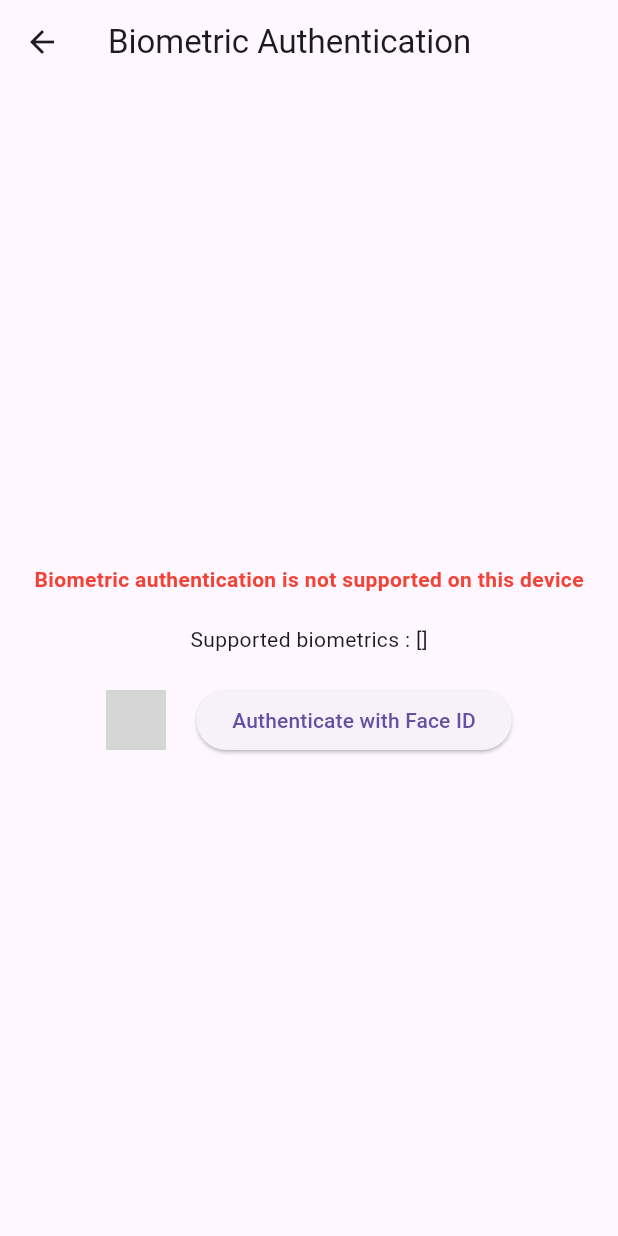
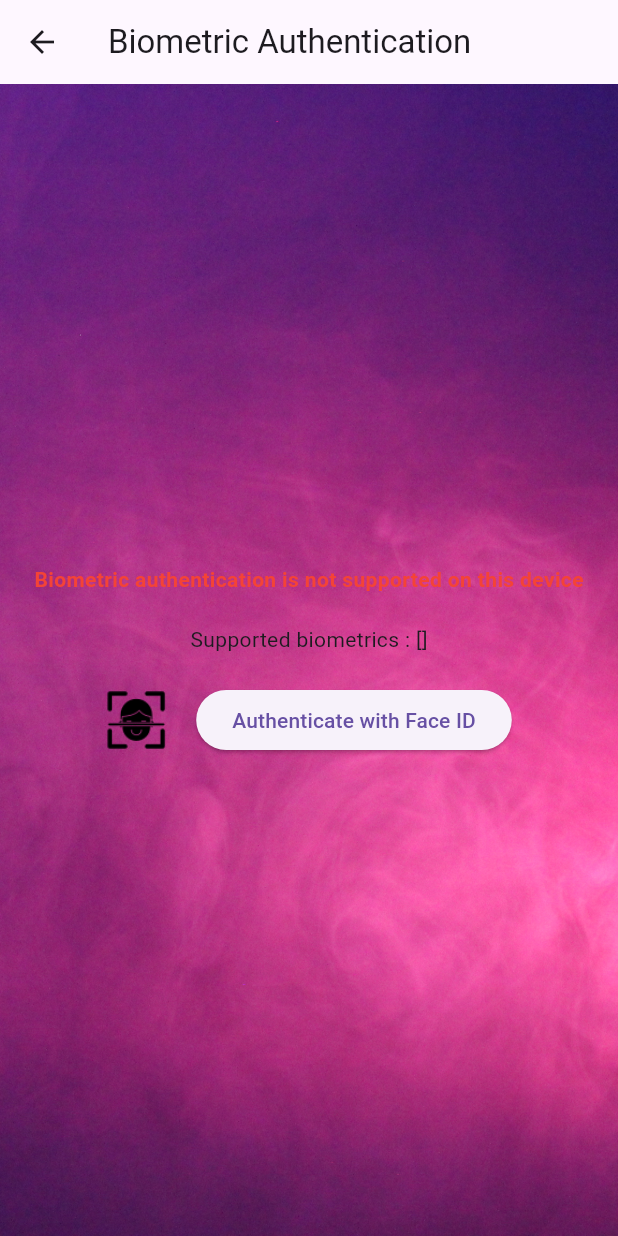
Before and after one commit to LuminaryEventsCalendarApp/CalendarApp, a Flutter app: the AuthScreen screen opened directly, after a tap on "Authenticate with Face ID", on a phone screen of 412 x 824 dp. Run offline on Flutter 3.47's test engine with Material 3 defaults, Android fonts, the phone set to English and light mode, and no system bars; our stand-ins replace firebase_auth, firebase_core, local_auth, table_calendar; accounts and stored records are empty; network calls fail; grey boxes are pictures that could not be loaded.

Commit message:
Fixes and first version of fingerprint
Next up gonna change fingerprint a little bit

```diff
--- a/calendarapp/lib/auth_Screen.dart
+++ b/calendarapp/lib/auth_Screen.dart
@@ -63,7 +63,7 @@ class _AuthScreenState extends State<AuthScreen> {
     try {
       final authenticated = await auth.authenticate(
           localizedReason: 'Authenticate with fingerprint or Face ID',
-          options: AuthenticationOptions(
+          options: const AuthenticationOptions(
             stickyAuth: true,
             biometricOnly: true,
           ));
@@ -73,8 +73,8 @@ class _AuthScreenState extends State<AuthScreen> {
       }
 
       if (authenticated) {
-        Navigator.push(
-            context, MaterialPageRoute(builder: ((context) => Calendar())));
+        Navigator.push(context,
+            MaterialPageRoute(builder: ((context) => const Calendar())));
       }
     } on PlatformException catch (e) {
       print(e);
@@ -84,10 +84,19 @@ class _AuthScreenState extends State<AuthScreen> {
 
   @override
   Widget build(BuildContext context) {
-    return Scaffold(
+    return Container(
+      decoration: const BoxDecoration(
+        image: DecorationImage(
+          image: AssetImage('assets/IMG_9742.JPG'), // Change to your image path
+          fit: BoxFit.cover,
+        ),
+      ),
+      child: Scaffold(
         appBar: AppBar(
           title: const Text('Biometric Authentication'),
         ),
+        backgroundColor:
+            Colors.transparent, // Make scaffold background transparent
         body: Center(
           child: Column(
             mainAxisAlignment: MainAxisAlignment.center,
@@ -105,7 +114,8 @@ class _AuthScreenState extends State<AuthScreen> {
                       : supportState == SupportState.unSupported
                           ? Colors.red
                           : Colors.grey,
-              )),
+                ),
+              ),
               const SizedBox(height: 20),
               Text('Supported biometrics : $availableBiometrics'),
               const SizedBox(height: 20),
@@ -122,11 +132,13 @@ class _AuthScreenState extends State<AuthScreen> {
                   ElevatedButton(
                     onPressed: authenticateWithBiometrics,
                     child: const Text("Authenticate with Face ID"),
-              )
+                  ),
                 ],
-          )
+              ),
             ],
-      )),
+          ),
+        ),
+      ),
     );
   }
 }
--- a/calendarapp/lib/inventory.dart
+++ b/calendarapp/lib/inventory.dart
@@ -8,7 +8,7 @@ void main() {
 }
 
 class Inventory extends StatelessWidget {
-  const Inventory({Key? key}) : super(key: key);
+  const Inventory({super.key});
 
   @override
   Widget build(BuildContext context) {
@@ -19,7 +19,7 @@ class Inventory extends StatelessWidget {
 }
 
 class MyInventoryPage extends StatelessWidget {
-  const MyInventoryPage({Key? key}) : super(key: key);
+  const MyInventoryPage({super.key});
 
   @override
   Widget build(BuildContext context) {
@@ -52,7 +52,7 @@ class MyInventoryPage extends StatelessWidget {
               onTap: () {
                 Navigator.push(
                   context,
-                  MaterialPageRoute(builder: (context) => Calendar()),
+                  MaterialPageRoute(builder: (context) => const Calendar()),
                 );
               },
             ),
--- a/calendarapp/lib/login_page.dart
+++ b/calendarapp/lib/login_page.dart
@@ -4,7 +4,7 @@ import 'components/my_textfield.dart';
 import 'components/my_button.dart';
 
 class LoginPage extends StatefulWidget {
-  LoginPage({super.key});
+  const LoginPage({super.key});
 
   @override
   State<LoginPage> createState() => _LoginPageState();
```
Also changed, not shown: calendarapp/lib/auth_page.dart (+3 -7 lines), calendarapp/lib/calendar.dart (+19 -20 lines), calendarapp/lib/settings.dart (+4 -8 lines), calendarapp/pubspec.yaml (+5 -5 lines), calendarapp/assets/IMG_9742.JPG (added), calendarapp/pubspec.lock. Lines whose indentation alone changed are shown as unchanged.
